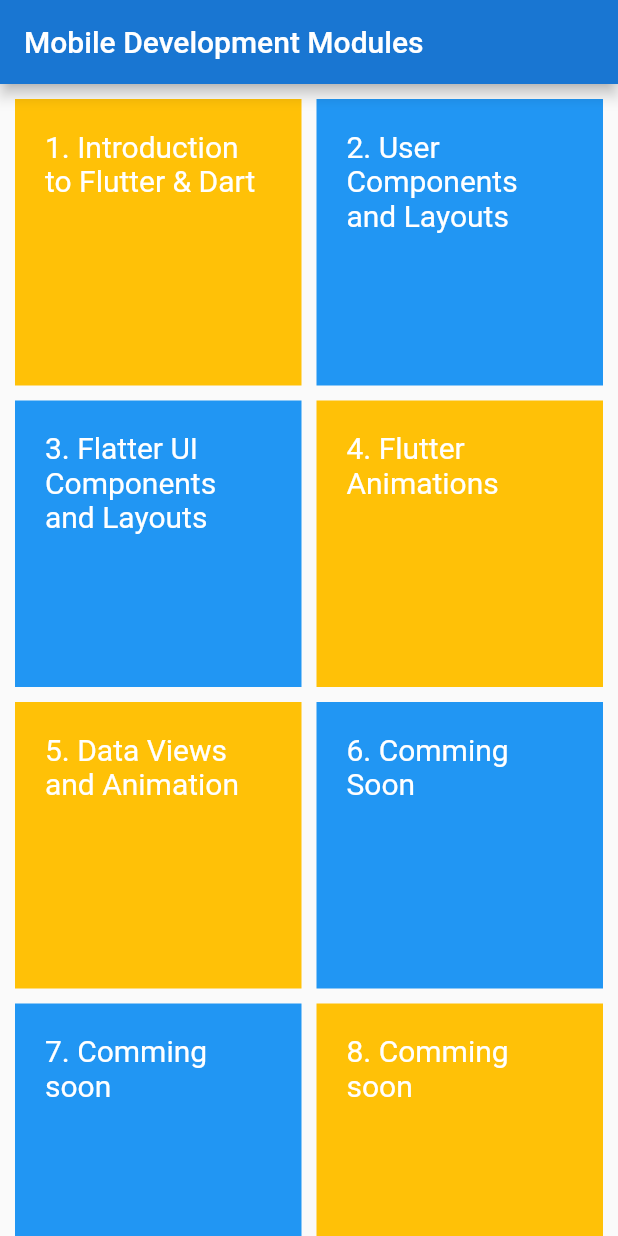
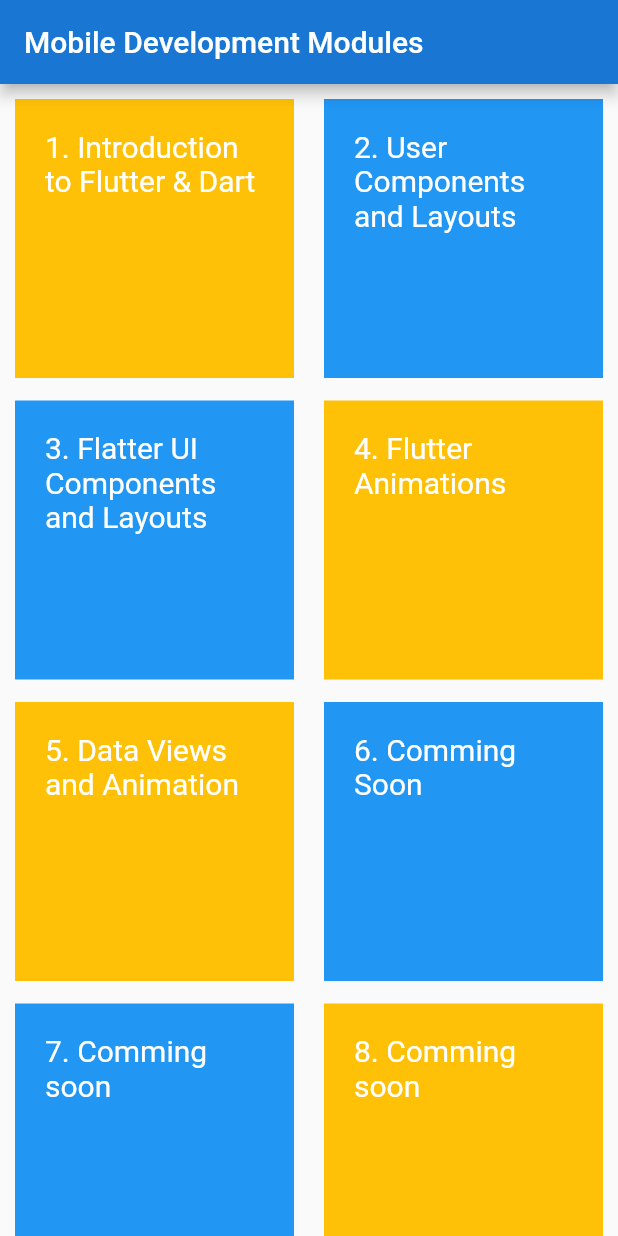
Before and after one commit to jeandamas/MobDevw5s01, a Flutter app: the screen it shows after launch, on a phone screen of 412 x 824 dp. Run offline on Flutter 3.47's test engine with Material 2 defaults, Android fonts, the phone set to English and light mode, and no system bars.

Commit message:
AFTER BUILD

```diff
--- a/GridsApp/lib/main.dart
+++ b/GridsApp/lib/main.dart
@@ -21,8 +21,8 @@ class _GridsState extends State<Grids> {
       body: Center(
           child: GridView.extent(
         padding: EdgeInsets.all(10),
-        crossAxisSpacing: 10,
-        mainAxisSpacing: 10,
+        crossAxisSpacing: 20,
+        mainAxisSpacing: 15,
         maxCrossAxisExtent: 200.0,
         children: <Widget>[
           Container(
```
